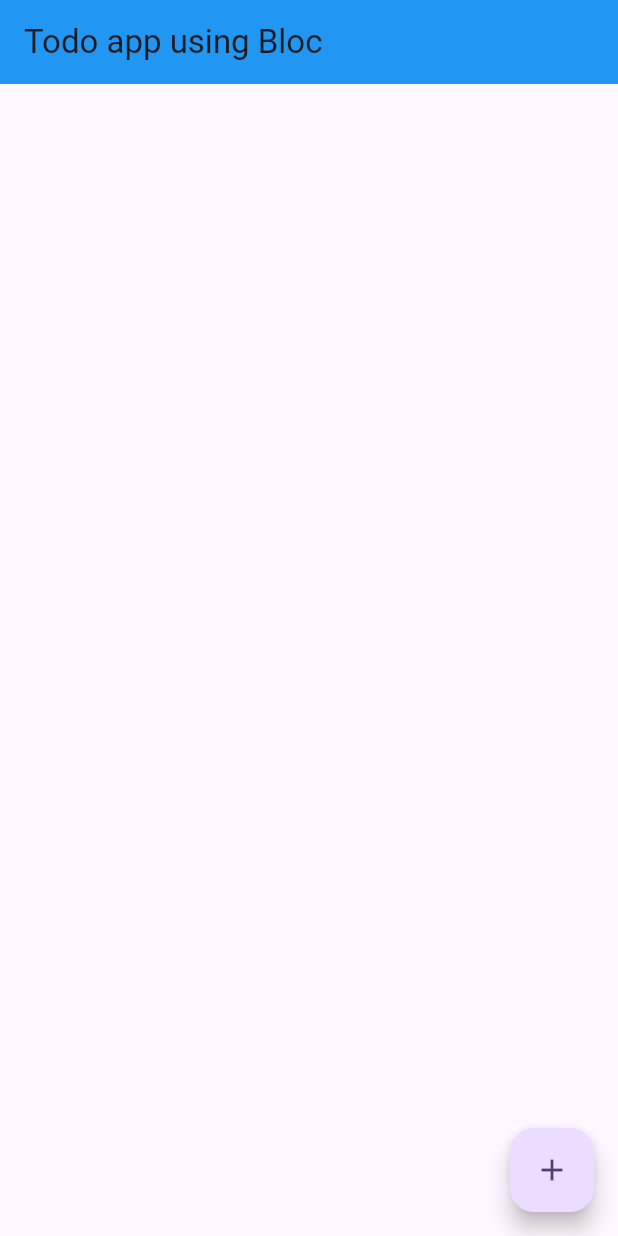
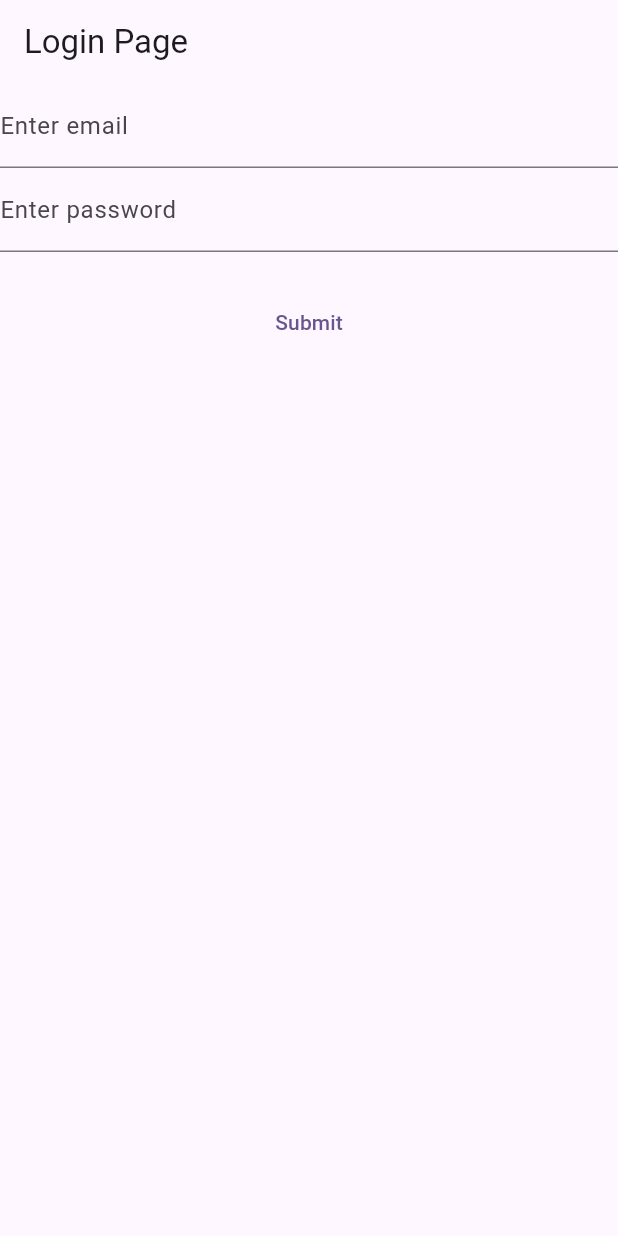
Before and after one commit to Suhail-Sharieff/repo34-bloc_pattern, a Flutter app: the screen it shows after launch, on a phone screen of 412 x 824 dp. Run offline on Flutter 3.47's test engine with Material 3 defaults, Android fonts, the phone set to English and light mode, and no system bars; our stand-ins replace flutter_bloc.

Commit message:
bloc auth learnt

```diff
--- a/lib/_02_bloc/_02_todo_bloc.dart
+++ b/lib/_02_bloc/_02_todo_bloc.dart
@@ -1,3 +1,5 @@
+import 'dart:developer';
+
 import 'package:flutter/material.dart';
 import 'package:flutter_bloc/flutter_bloc.dart';
 //MODEL
@@ -5,6 +7,11 @@ class Todo{
   String desc;
   DateTime added_on;
   Todo({required this.desc,required this.added_on});
+  @override
+  String toString() {
+    // TODO: implement toString
+    return "[${desc}:${added_on}]";
+  }
 }
 
 //Bloc
@@ -18,8 +25,15 @@ class TodoBloc extends Bloc<AddEvent,List<Todo>>{
     on<AddEvent>((ev,emit)=>addTodo(ev,emit));
   }
   void addTodo(AddEvent ev,Emitter<List<Todo>>emit){
-    state.add(Todo(desc: ev.desc, added_on: ev.added_on));
-    emit([...state]);
+    emit([...state,Todo(desc: ev.desc, added_on: ev.added_on)]);//creates a updated list with different address
+  }
+
+  //--------used while debugging the changes occued
+  @override
+  void onChange(Change<List<Todo>> change) {
+    // TODO: implement onChange
+    super.onChange(change);
+    log(change.toString());
   }
 }
 
@@ -38,17 +52,17 @@ class _TodoThreeState extends State<TodoThree> {
   @override
   Widget build(BuildContext context) {
     return Scaffold(
-      appBar: AppBar(title: Text("Todo app using Bloc"),backgroundColor: Colors.blue,),
+      appBar: AppBar(title: const Text("Todo app using Bloc"),backgroundColor: Colors.blue,),
       body: Center(
         child: BlocBuilder<TodoBloc,List<Todo>>(
-          builder: (context,todo_list) {
+          builder: (context,todoList) {
             return ListView.builder(
-                itemCount: todo_list.length,
+                itemCount: todoList.length,
                 itemBuilder: (_,idx){
-                  if(todo_list.isEmpty) return Center(child: Text("Empty List!"),);
+                  if(todoList.isEmpty) return const Center(child: Text("Empty List!"),);
                   return ListTile(
-                    title: Text(todo_list[idx].desc),
-                    subtitle: Text(todo_list[idx].added_on.toString()),
+                    title: Text(todoList[idx].desc),
+                    subtitle: Text(todoList[idx].added_on.toString()),
                   );
                 },
             );
--- /dev/null
+++ b/lib/_02_bloc/_03_authorization_demo_using_bloc/auth_bloc.dart
@@ -0,0 +1,33 @@
+import 'package:flutter_bloc/flutter_bloc.dart';
+
+part 'auth_events.dart';
+part 'auth_state.dart';
+//https://www.youtube.com/watch?v=SDk_GldOtK8&t=114s&ab_channel=RivaanRanawat
+
+class AuthBloc extends Bloc<AuthEvent, AuthState> {
+  AuthBloc() : super(Auth_Initial_State()) {
+    on<AuthEvent>((ev, emit) => _handle_events(ev, emit));
+  }
+
+  void _handle_events(AuthEvent ev, Emitter<AuthState> emit) {
+    switch (ev) {
+      case Auth_Login_Requested():
+        {
+          if (ev.password_requested.length < 6) {
+            emit(Auth_Login_Failure_State(
+                failure_reason: "Password length < 6"));
+            return;
+          }
+          emit(Auth_Login_Sucess_State(
+              logged_email: "someone@gmail.com",
+              logged_password: ev.password_requested));
+          return;
+        }
+      case Auth_Logout_Requested():
+        {
+          emit(Auth_Initial_State());
+          return;
+        }
+    }
+  }
+}
--- /dev/null
+++ b/lib/_02_bloc/_03_authorization_demo_using_bloc/auth_events.dart
@@ -0,0 +1,11 @@
+part of 'auth_bloc.dart';
+
+sealed class AuthEvent {}
+
+class Auth_Login_Requested extends AuthEvent {
+  //since im validatng for password only for now
+  final String password_requested;
+  Auth_Login_Requested({required this.password_requested});
+}
+
+class Auth_Logout_Requested extends AuthEvent{}
--- /dev/null
+++ b/lib/_02_bloc/_03_authorization_demo_using_bloc/auth_state.dart
@@ -0,0 +1,19 @@
+part of 'auth_bloc.dart';
+
+
+sealed class AuthState{}
+
+
+//initital state when user opens application ie neither loginSuccess or failure
+final class Auth_Initial_State extends AuthState{}
+
+class Auth_Login_Sucess_State extends AuthState {
+  final String logged_email;
+  final String logged_password;
+  Auth_Login_Sucess_State({required this.logged_email, required this.logged_password});
+}
+
+class Auth_Login_Failure_State extends AuthState {
+  final String failure_reason;
+  Auth_Login_Failure_State({required this.failure_reason});
+}
--- /dev/null
+++ b/lib/_02_bloc/_03_authorization_demo_using_bloc/ui.dart
@@ -0,0 +1,95 @@
+import 'dart:developer';
+
+import 'package:bloc_pattern/_02_bloc/_03_authorization_demo_using_bloc/auth_bloc.dart';
+import 'package:flutter/material.dart';
+import 'package:flutter_bloc/flutter_bloc.dart';
+
+class LoginUI_Three extends StatefulWidget {
+  const LoginUI_Three({super.key});
+
+  @override
+  State<LoginUI_Three> createState() => _LoginUI_ThreeState();
+}
+
+class _LoginUI_ThreeState extends State<LoginUI_Three> {
+  //for now i will be cheking validation for password if its atleast 6 chars long
+  TextEditingController passcontr = TextEditingController();
+
+  @override
+  Widget build(BuildContext context) {
+    return Scaffold(
+        appBar: AppBar(title: Text("Login Page")),
+        body: BlocConsumer<AuthBloc, AuthState>(
+          //BlocBuilder+BlocListener---IMP
+          //listens and builds siultanously
+          listener: (_, state) {
+            if (state is Auth_Login_Failure_State) {
+              ScaffoldMessenger.of(context)
+                  .showSnackBar(SnackBar(content: Text(state.failure_reason)));
+            } else {
+              Navigator.pushAndRemoveUntil(
+                  context,
+                  MaterialPageRoute(
+                    builder: (context) => PageAfterLogin(),
+                  ),
+                  (r) => false);
+            }
+          },
+          builder: (_, state) {
+            return Column(
+              children: [
+                const TextField(
+                  decoration: InputDecoration(label: Text("Enter email")),
+                ),
+                TextField(
+                  controller: passcontr,
+                  decoration:
+                      const InputDecoration(label: Text("Enter password")),
+                ),
+                const SizedBox(
+                  height: 23,
+                ),
+                TextButton(
+                    onPressed: () {
+                      BlocProvider.of<AuthBloc>(context).add(
+                          Auth_Login_Requested(
+                              password_requested: passcontr.text));
+                    },
+                    child: const Text("Submit")),
+              ],
+            );
+          },
+        ));
+  }
+}
+
+class PageAfterLogin extends StatefulWidget {
+  const PageAfterLogin({super.key});
+
+  @override
+  State<PageAfterLogin> createState() => _PageAfterLoginState();
+}
+
+class _PageAfterLoginState extends State<PageAfterLogin> {
+  @override
+  Widget build(BuildContext context) {
+    final instance_of_logged_in_user =
+        context.watch<AuthBloc>().state as Auth_Login_Sucess_State;
+
+    return Scaffold(
+      appBar: AppBar(
+        title: Text("Welcome"),
+        actions: [
+          FloatingActionButton(child:Icon(Icons.logout),onPressed: (){
+            BlocProvider.of<AuthBloc>(context).add(Auth_Logout_Requested());
+            Navigator.pushReplacement(context, MaterialPageRoute(builder: (_)=>LoginUI_Three()));
+          })
+        ],
+      ),
+      body: Center(
+        child: Text(
+            "Welcome ${instance_of_logged_in_user.logged_email}+${instance_of_logged_in_user.logged_password}"),
+      ),
+    );
+  }
+}
--- a/lib/main.dart
+++ b/lib/main.dart
@@ -2,6 +2,8 @@ import 'package:bloc_pattern/_01_Cubit/_01_counter.dart';
 import 'package:bloc_pattern/_01_Cubit/_02_multiple_page.dart';
 import 'package:bloc_pattern/_02_bloc/_01_counter_bloc.dart';
 import 'package:bloc_pattern/_02_bloc/_02_todo_bloc.dart';
+import 'package:bloc_pattern/_02_bloc/_03_authorization_demo_using_bloc/auth_bloc.dart';
+import 'package:bloc_pattern/_02_bloc/_03_authorization_demo_using_bloc/ui.dart';
 import 'package:flutter/material.dart';
 import 'package:flutter_bloc/flutter_bloc.dart';
 
@@ -19,6 +21,7 @@ class MyApp extends StatelessWidget {
         BlocProvider(create: (_)=>Couter_Cubit()),
         BlocProvider(create: (_)=>Couter_Bloc()),
         BlocProvider(create: (_)=>TodoBloc()),
+        BlocProvider(create: (_)=>AuthBloc()),
       ],
       child: MaterialApp(
         title: 'Flutter Demo',
@@ -26,7 +29,7 @@ class MyApp extends StatelessWidget {
           colorScheme: ColorScheme.fromSeed(seedColor: Colors.deepPurple),
           useMaterial3: true,
         ),
-        home: const TodoThree(),
+        home: const LoginUI_Three(),
       ),
     );
   }
```
